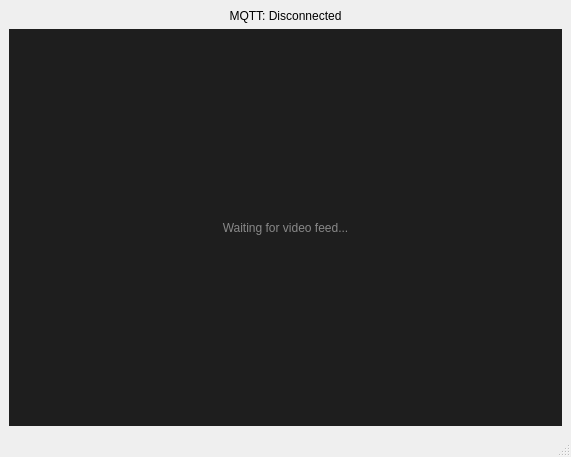
Before: the Qt Designer form GUI/posture_gui.ui in jjoseph357/cme466-project, drawn with Qt 5.
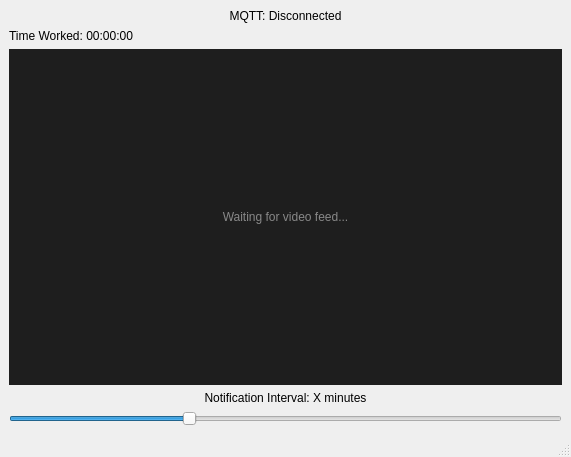
After: the same form once the commit is applied.

Commit message: No longer controls timer, only expects N - notification, A - absent, P - present. Added slider controls/messages, work timer, and pathing fixes

```diff
--- a/GUI/posture_gui.ui
+++ b/GUI/posture_gui.ui
@@ -31,6 +31,13 @@
       </property>
      </widget>
     </item>
+    <item>
+     <widget class="QLabel" name="work_time_label">
+      <property name="text">
+       <string>Time Worked: 00:00:00</string>
+      </property>
+     </widget>
+    </item>
     <item>
      <widget class="QLabel" name="video_label">
       <property name="sizePolicy">
@@ -51,6 +58,32 @@
       </property>
      </widget>
     </item>
+    <item>
+     <widget class="QLabel" name="interval_label">
+      <property name="text">
+       <string>Notification Interval: X minutes</string>
+      </property>
+      <property name="alignment">
+       <set>Qt::AlignCenter</set>
+      </property>
+     </widget>
+    </item>
+    <item>
+     <widget class="QSlider" name="interval_slider">
+      <property name="minimum">
+       <number>1</number>
+      </property>
+      <property name="maximum">
+       <number>60</number>
+      </property>
+      <property name="value">
+       <number>20</number>
+      </property>
+      <property name="orientation">
+       <enum>Qt::Horizontal</enum>
+      </property>
+     </widget>
+    </item>
    </layout>
   </widget>
   <widget class="QMenuBar" name="menubar">
```
Left out of the diff: 2 changed lines with no effect on the pictures. The commit also changes 2 other files.
